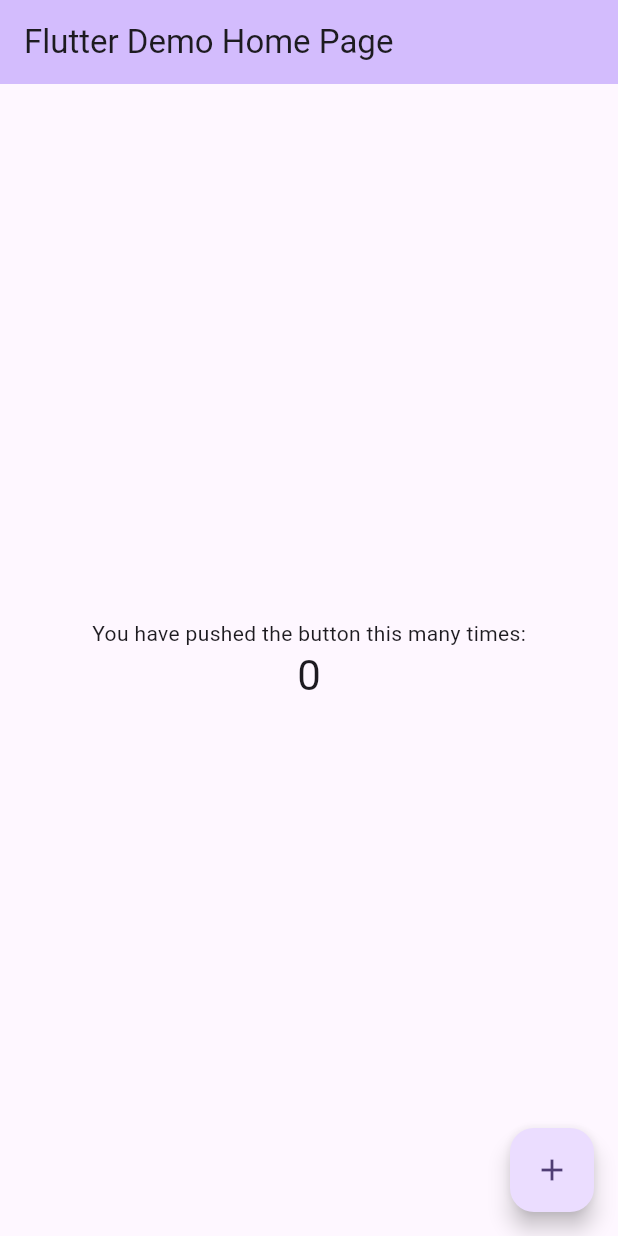
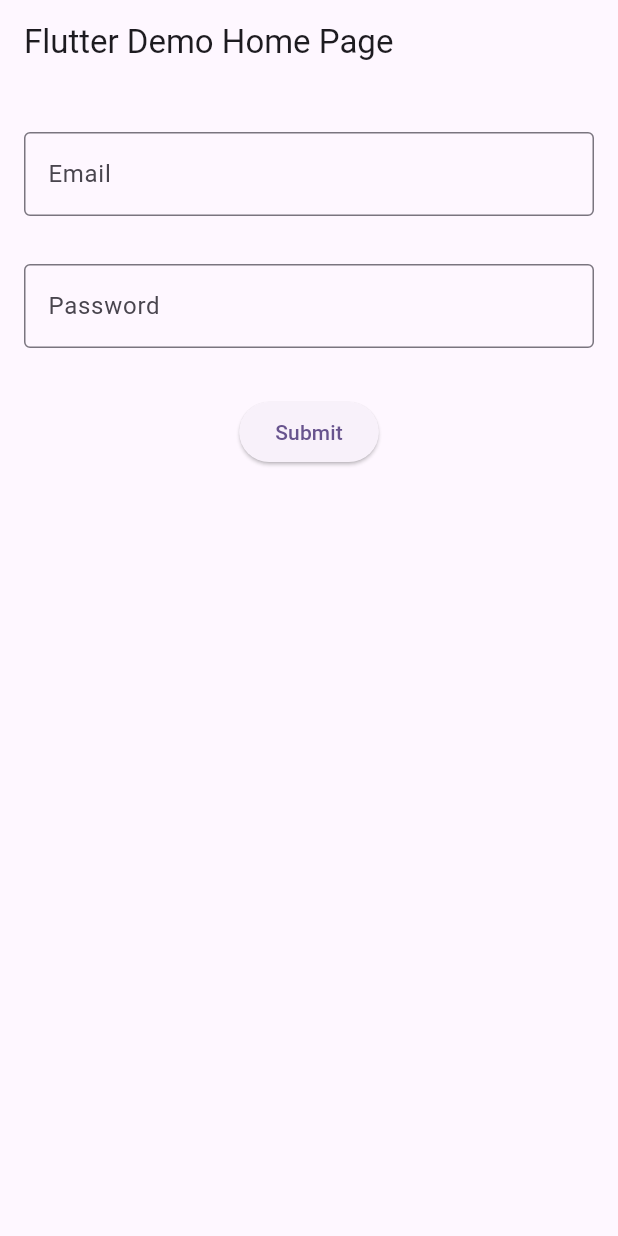
Before and after one commit to victormark97/dj_flutter, a Flutter app: the screen it shows after launch, on a phone screen of 412 x 824 dp. Run offline on Flutter 3.47's test engine with Material 2 defaults, Android fonts, the phone set to English and light mode, and no system bars.

Commit message:
TASK-005: Create basic login functionality

```diff
--- a/lib/main.dart
+++ b/lib/main.dart
@@ -1,4 +1,6 @@
 import 'package:flutter/material.dart';
+import 'package:http/http.dart' as http;
+import 'dart:convert';
 
 void main() {
   runApp(const MyApp());
@@ -31,13 +33,16 @@ class MyApp extends StatelessWidget {
         colorScheme: ColorScheme.fromSeed(seedColor: Colors.deepPurple),
         useMaterial3: true,
       ),
-      home: const MyHomePage(title: 'Flutter Demo Home Page'),
+      home: const DjApp(title: 'Flutter Demo Home Page'),
+      routes: {
+        '/HomePage': (context) => HomePage(),
+      },
     );
   }
 }
 
-class MyHomePage extends StatefulWidget {
-  const MyHomePage({super.key, required this.title});
+class DjApp extends StatefulWidget {
+  const DjApp({super.key, required this.title});
 
   // This widget is the home page of your application. It is stateful, meaning
   // that it has a State object (defined below) that contains fields that affect
@@ -51,10 +56,10 @@ class MyHomePage extends StatefulWidget {
   final String title;
 
   @override
-  State<MyHomePage> createState() => _MyHomePageState();
+  State<DjApp> createState() => _LoginState();
 }
 
-class _MyHomePageState extends State<MyHomePage> {
+class _DjAppState extends State<DjApp> {
   int _counter = 0;
 
   void _incrementCounter() {
@@ -123,3 +128,124 @@ class _MyHomePageState extends State<MyHomePage> {
     );
   }
 }
+
+class _LoginState extends State<DjApp> {
+  final _formKey = GlobalKey<FormState>();
+  TextEditingController emailController = TextEditingController();
+  TextEditingController passwordController = TextEditingController();
+
+  @override
+  Widget build(BuildContext context) {
+    return Scaffold(
+      appBar: AppBar(
+        title: Text(widget.title),
+      ),
+      body: Form(
+        key: _formKey,
+        child: Padding(
+          padding: const EdgeInsets.symmetric(horizontal: 8, vertical: 16),
+          child: Column(
+            crossAxisAlignment: CrossAxisAlignment.center,
+            children: [
+              Padding(
+                padding:
+                    const EdgeInsets.symmetric(horizontal: 8, vertical: 16),
+                child: TextFormField(
+                  controller: emailController,
+                  decoration: const InputDecoration(
+                      border: OutlineInputBorder(), labelText: "Email"),
+                  validator: (value) {
+                    if (value == null || value.isEmpty) {
+                      return 'Please enter your email';
+                    }
+                    return null;
+                  },
+                ),
+              ),
+              Padding(
+                padding:
+                    const EdgeInsets.symmetric(horizontal: 8, vertical: 16),
+                child: TextFormField(
+                  controller: passwordController,
+                  obscureText: true,
+                  decoration: const InputDecoration(
+                      border: OutlineInputBorder(), labelText: "Password"),
+                  validator: (value) {
+                    if (value == null || value.isEmpty) {
+                      return 'Please enter your password';
+                    }
+                    return null;
+                  },
+                ),
+              ),
+              Padding(
+                padding:
+                    const EdgeInsets.symmetric(horizontal: 8, vertical: 16.0),
+                child: Center(
+                  child: ElevatedButton(
+                    onPressed: () async {
+                      if (_formKey.currentState!.validate()) {
+                        var url = Uri.parse('http://10.0.2.2:8000/accounts/login/');
+                        var body = json.encode({
+                          'email': emailController.text,
+                          'password': passwordController.text,
+                        });
+                        var response = await http.post(
+                          url,
+                          headers: {"Content-Type": "application/json"},
+                          body: body,
+                        );
+
+                        if (response.statusCode == 200) {
+                          var responseBody = json.decode(response.body);
+                          var token = responseBody['token'];
+
+                          //Navigate the user to the Home page
+                          Navigator.pushReplacementNamed(context, '/HomePage');
+                        } else {
+                          ScaffoldMessenger.of(context).showSnackBar(
+                            const SnackBar(content: Text('Login failed')),
+                          );
+                        }
+                      } else {
+                        ScaffoldMessenger.of(context).showSnackBar(
+                          const SnackBar(content: Text('Please fill input')),
+                        );
+                      }
+                    },
+                    child: const Text('Submit'),
+                  ),
+                ),
+              ),
+            ],
+          ),
+        ),
+      ),
+    );
+  }
+}
+
+class HomePage extends StatelessWidget {
+  const HomePage();
+
+  @override
+  Widget build(BuildContext context) {
+    return Scaffold(
+        appBar: AppBar(
+          title: const Text('Home Page'),
+        ),
+        body: Column(
+          children: [
+            Text('OK'),
+            Center(
+              child: ElevatedButton(
+                onPressed: () {
+                  Navigator.pop(context);
+                },
+                child: const Text("Go back!"),
+              ),
+            ),
+          ],
+        ));
+  }
+}
--- a/pubspec.yaml
+++ b/pubspec.yaml
@@ -35,6 +35,8 @@ dependencies:
   # The following adds the Cupertino Icons font to your application.
   # Use with the CupertinoIcons class for iOS style icons.
   cupertino_icons: ^1.0.2
+  http: ^0.13.3
+  json_annotation: ^4.0.1
 
 dev_dependencies:
   flutter_test:
```
Also changed, not shown: pubspec.lock, 1 other file.
